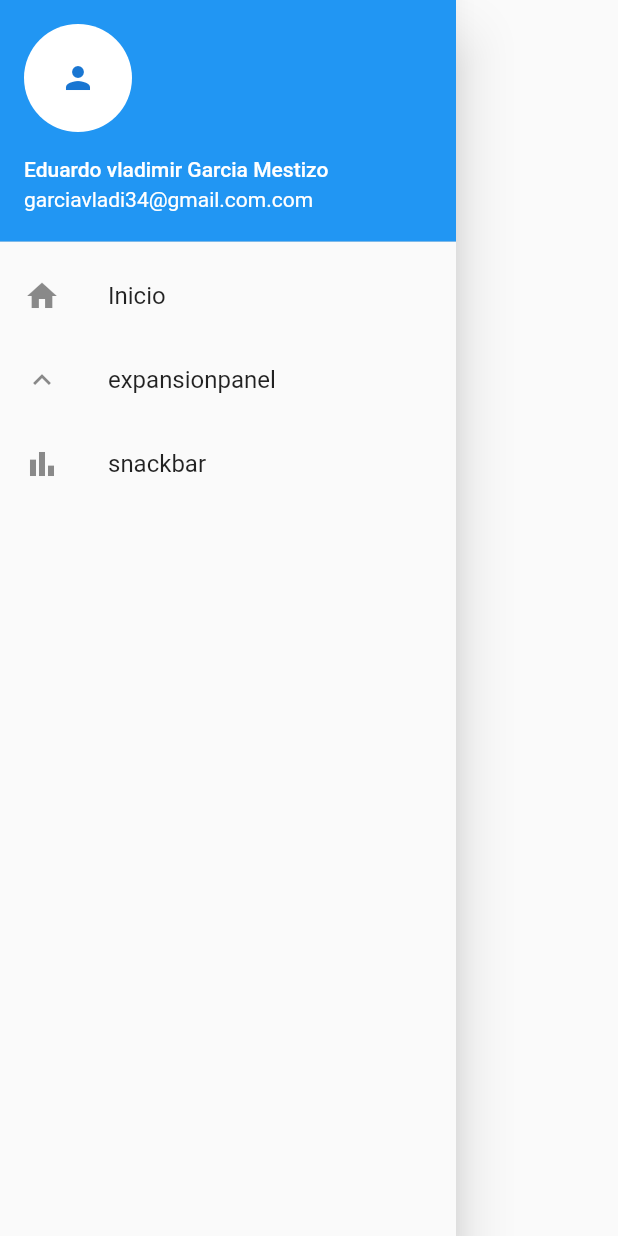
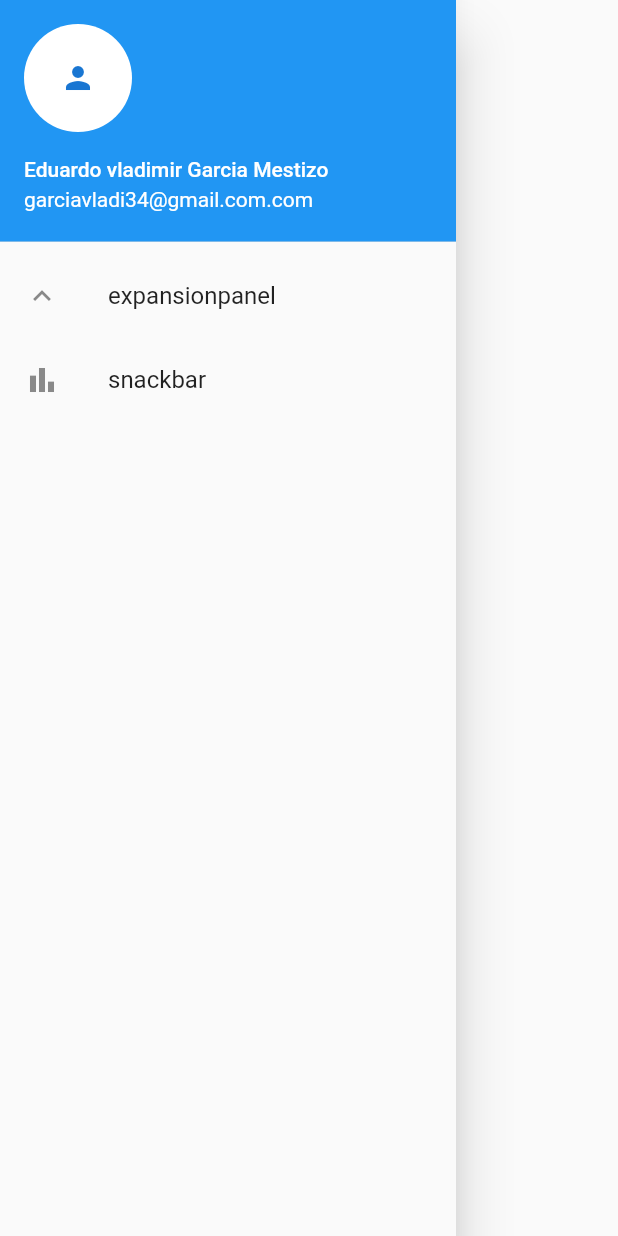
Before and after one commit to vladigarcia/eval3dsw21a, a Flutter app: the MyDrawer widget shown alone on an empty page, opened directly, on a phone screen of 412 x 824 dp. Run offline on Flutter 3.47's test engine with Material 2 defaults, Android fonts, the light colour scheme and no system bars.

Commit message:
eliminar codigos basura que no ocupare

```diff
--- a/lib/main.dart
+++ b/lib/main.dart
@@ -1,5 +1,4 @@
 import 'package:flutter/material.dart';
-import 'inicio.dart';
 import 'expansionpanel.dart';
 import 'snackbar.dart';
 
@@ -12,7 +11,6 @@
       debugShowCheckedModeBanner: false,
       home: MyHomePage(),
       routes: {
-        '/inicio': (context) => InicioPage(),
         '/expansionpanel': (context) => ExpansionPanelExample(),
         '/snackbar': (context) => Snackbar(),
       },
@@ -50,14 +48,6 @@
             ),
           ),
           ListTile(
-            leading: Icon(Icons.home),
-            title: Text('Inicio'),
-            onTap: () {
-              Navigator.of(context).pop(); // Cierra el menú
-              Navigator.of(context).pushNamed('/inicio');
-            },
-          ),
-          ListTile(
             leading: Icon(Icons.expand_less_sharp),
             title: Text('expansionpanel'),
             onTap: () {
```
